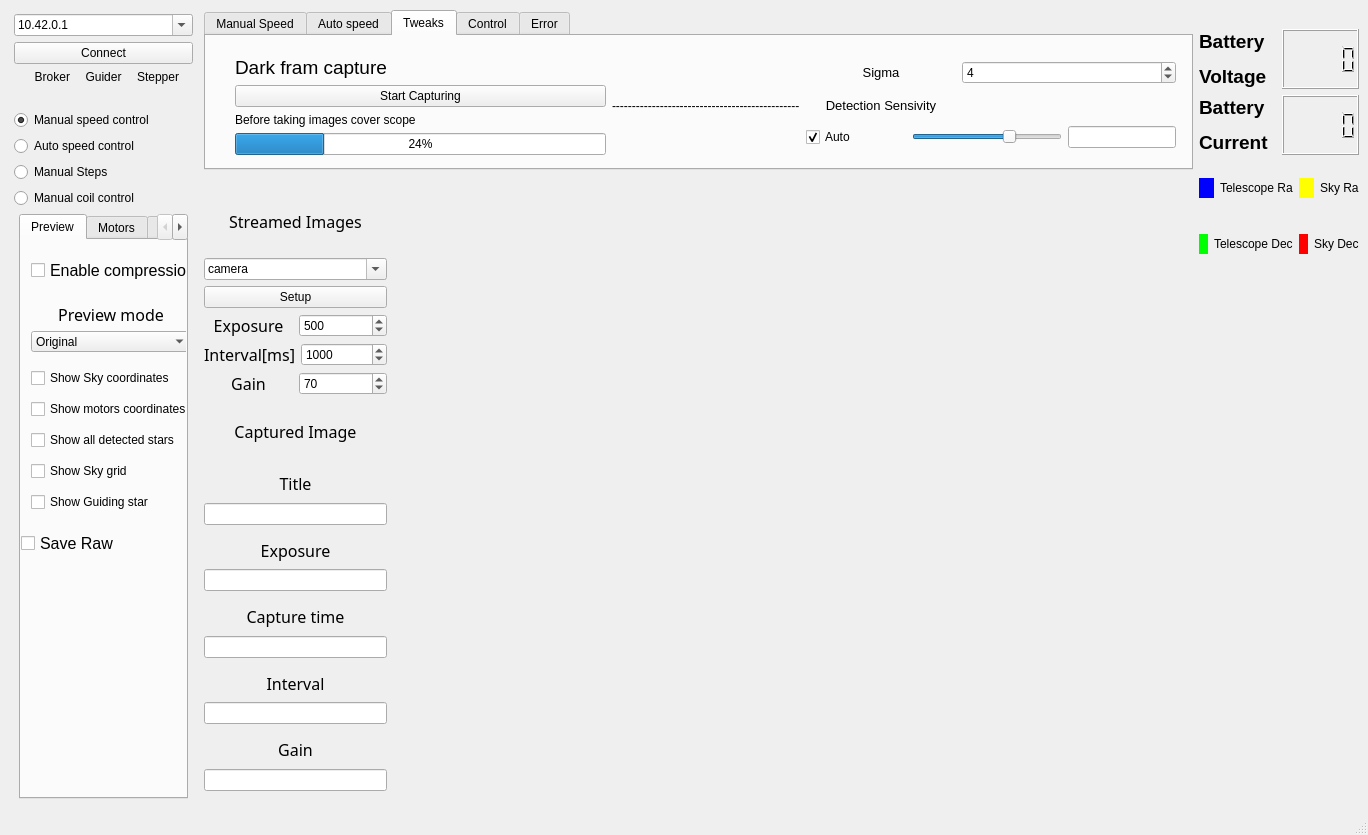
This is GUI/form.ui in Pmitrega/Telescope_Guider as Qt 5 draws it before an edit. The edited form follows.
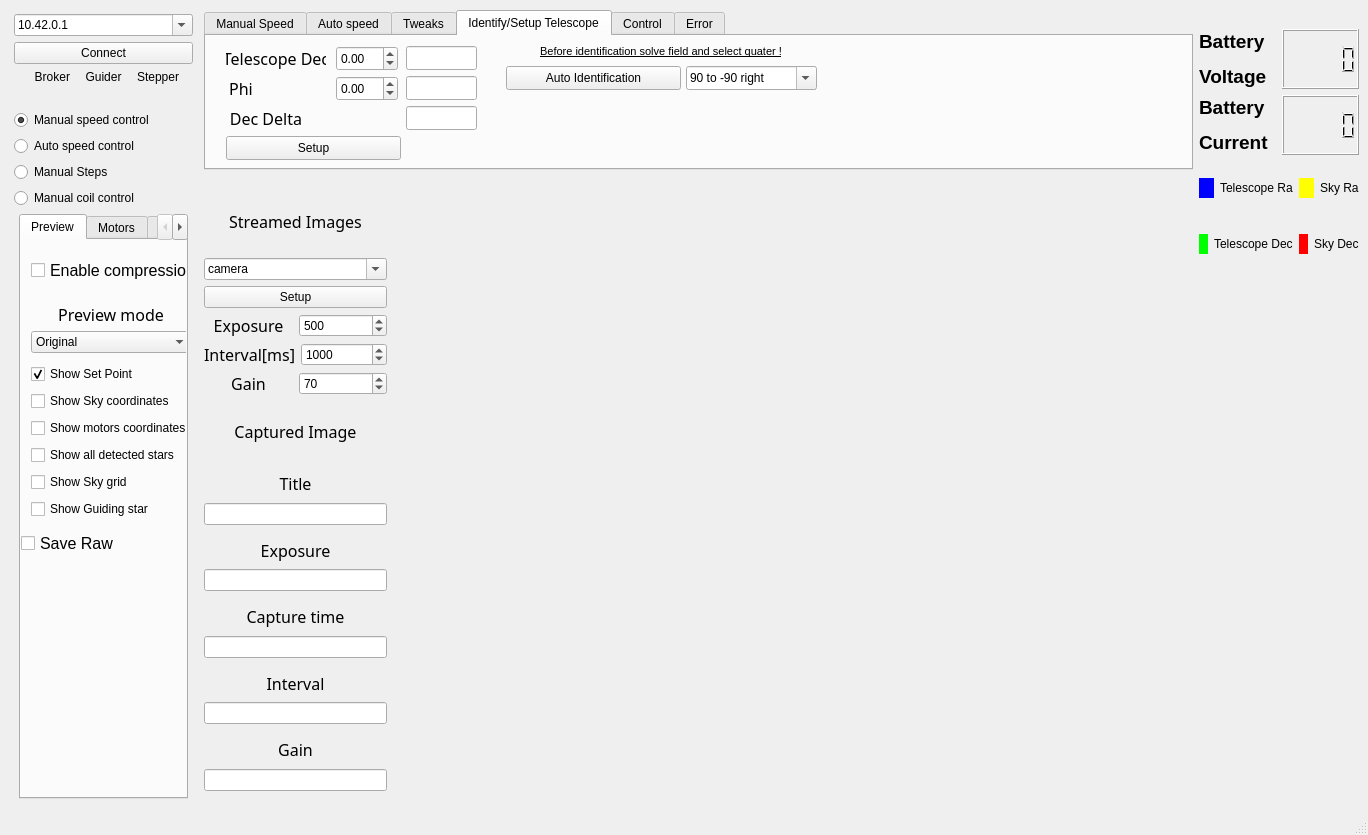
This is the edited form. The open tabs and pages were chosen to show the change. Icons and pictures are not drawn. Custom widgets are drawn as their Qt base class.

```diff
--- a/GUI/form.ui
+++ b/GUI/form.ui
@@ -547,6 +547,359 @@
           </layout>
          </widget>
         </widget>
+        <widget class="QWidget" name="tab_8">
+         <attribute name="title">
+          <string>Identify/Setup Telescope</string>
+         </attribute>
+         <widget class="QDoubleSpinBox" name="doubleSpinBox">
+          <property name="geometry">
+           <rect>
+            <x>130</x>
+            <y>10</y>
+            <width>62</width>
+            <height>25</height>
+           </rect>
+          </property>
+          <property name="minimum">
+           <double>-90.000000000000000</double>
+          </property>
+          <property name="maximum">
+           <double>90.000000000000000</double>
+          </property>
+         </widget>
+         <widget class="QLabel" name="label_55">
+          <property name="geometry">
+           <rect>
+            <x>20</x>
+            <y>10</y>
+            <width>100</width>
+            <height>25</height>
+           </rect>
+          </property>
+          <property name="sizePolicy">
+           <sizepolicy hsizetype="Fixed" vsizetype="Preferred">
+            <horstretch>0</horstretch>
+            <verstretch>0</verstretch>
+           </sizepolicy>
+          </property>
+          <property name="minimumSize">
+           <size>
+            <width>70</width>
+            <height>0</height>
+           </size>
+          </property>
+          <property name="maximumSize">
+           <size>
+            <width>100</width>
+            <height>25</height>
+           </size>
+          </property>
+          <property name="font">
+           <font>
+            <family>Segoe MDL2 Assets</family>
+            <pointsize>12</pointsize>
+           </font>
+          </property>
+          <property name="text">
+           <string>Telescope Dec</string>
+          </property>
+          <property name="alignment">
+           <set>Qt::AlignmentFlag::AlignCenter</set>
+          </property>
+         </widget>
+         <widget class="QDoubleSpinBox" name="doubleSpinBox_2">
+          <property name="geometry">
+           <rect>
+            <x>130</x>
+            <y>40</y>
+            <width>62</width>
+            <height>25</height>
+           </rect>
+          </property>
+          <property name="minimum">
+           <double>-90.000000000000000</double>
+          </property>
+          <property name="maximum">
+           <double>90.000000000000000</double>
+          </property>
+         </widget>
+         <widget class="QLabel" name="label_56">
+          <property name="geometry">
+           <rect>
+            <x>0</x>
+            <y>40</y>
+            <width>70</width>
+            <height>25</height>
+           </rect>
+          </property>
+          <property name="sizePolicy">
+           <sizepolicy hsizetype="Fixed" vsizetype="Preferred">
+            <horstretch>0</horstretch>
+            <verstretch>0</verstretch>
+           </sizepolicy>
+          </property>
+          <property name="minimumSize">
+           <size>
+            <width>70</width>
+            <height>0</height>
+           </size>
+          </property>
+          <property name="maximumSize">
+           <size>
+            <width>100</width>
+            <height>25</height>
+           </size>
+          </property>
+          <property name="font">
+           <font>
+            <family>Segoe MDL2 Assets</family>
+            <pointsize>12</pointsize>
+           </font>
+          </property>
+          <property name="text">
+           <string>Phi</string>
+          </property>
+          <property name="alignment">
+           <set>Qt::AlignmentFlag::AlignCenter</set>
+          </property>
+         </widget>
+         <widget class="QPushButton" name="pushButton_5">
+          <property name="geometry">
+           <rect>
+            <x>20</x>
+            <y>100</y>
+            <width>175</width>
+            <height>24</height>
+           </rect>
+          </property>
+          <property name="sizePolicy">
+           <sizepolicy hsizetype="Expanding" vsizetype="Fixed">
+            <horstretch>0</horstretch>
+            <verstretch>0</verstretch>
+           </sizepolicy>
+          </property>
+          <property name="maximumSize">
+           <size>
+            <width>190</width>
+            <height>16777215</height>
+           </size>
+          </property>
+          <property name="text">
+           <string>Setup</string>
+          </property>
+         </widget>
+         <widget class="QLineEdit" name="lineEdit_curr_dec">
+          <property name="geometry">
+           <rect>
+            <x>200</x>
+            <y>10</y>
+            <width>71</width>
+            <height>24</height>
+           </rect>
+          </property>
+          <property name="sizePolicy">
+           <sizepolicy hsizetype="Fixed" vsizetype="Fixed">
+            <horstretch>0</horstretch>
+            <verstretch>0</verstretch>
+           </sizepolicy>
+          </property>
+          <property name="maximumSize">
+           <size>
+            <width>200</width>
+            <height>16777215</height>
+           </size>
+          </property>
+          <property name="readOnly">
+           <bool>true</bool>
+          </property>
+         </widget>
+         <widget class="QLineEdit" name="lineEdit_curr_hr">
+          <property name="geometry">
+           <rect>
+            <x>200</x>
+            <y>40</y>
+            <width>71</width>
+            <height>24</height>
+           </rect>
+          </property>
+          <property name="sizePolicy">
+           <sizepolicy hsizetype="Fixed" vsizetype="Fixed">
+            <horstretch>0</horstretch>
+            <verstretch>0</verstretch>
+           </sizepolicy>
+          </property>
+          <property name="maximumSize">
+           <size>
+            <width>200</width>
+            <height>16777215</height>
+           </size>
+          </property>
+          <property name="readOnly">
+           <bool>true</bool>
+          </property>
+         </widget>
+         <widget class="QPushButton" name="pushButton_6">
+          <property name="geometry">
+           <rect>
+            <x>300</x>
+            <y>30</y>
+            <width>175</width>
+            <height>24</height>
+           </rect>
+          </property>
+          <property name="sizePolicy">
+           <sizepolicy hsizetype="Expanding" vsizetype="Fixed">
+            <horstretch>0</horstretch>
+            <verstretch>0</verstretch>
+           </sizepolicy>
+          </property>
+          <property name="maximumSize">
+           <size>
+            <width>190</width>
+            <height>16777215</height>
+           </size>
+          </property>
+          <property name="text">
+           <string>Auto Identification</string>
+          </property>
+         </widget>
+         <widget class="QLabel" name="label_57">
+          <property name="geometry">
+           <rect>
+            <x>280</x>
+            <y>0</y>
+            <width>350</width>
+            <height>31</height>
+           </rect>
+          </property>
+          <property name="sizePolicy">
+           <sizepolicy hsizetype="Expanding" vsizetype="Preferred">
+            <horstretch>0</horstretch>
+            <verstretch>0</verstretch>
+           </sizepolicy>
+          </property>
+          <property name="maximumSize">
+           <size>
+            <width>350</width>
+            <height>16777215</height>
+           </size>
+          </property>
+          <property name="font">
+           <font>
+            <family>Segoe UI Historic</family>
+            <pointsize>8</pointsize>
+            <underline>true</underline>
+            <fontweight>DemiBold</fontweight>
+           </font>
+          </property>
+          <property name="text">
+           <string>Before identification solve field and select quater !</string>
+          </property>
+          <property name="alignment">
+           <set>Qt::AlignmentFlag::AlignCenter</set>
+          </property>
+         </widget>
+         <widget class="QComboBox" name="comboBox_address_3">
+          <property name="geometry">
+           <rect>
+            <x>480</x>
+            <y>30</y>
+            <width>131</width>
+            <height>24</height>
+           </rect>
+          </property>
+          <property name="sizePolicy">
+           <sizepolicy hsizetype="Expanding" vsizetype="Fixed">
+            <horstretch>0</horstretch>
+            <verstretch>0</verstretch>
+           </sizepolicy>
+          </property>
+          <property name="maximumSize">
+           <size>
+            <width>200</width>
+            <height>16777215</height>
+           </size>
+          </property>
+          <property name="editable">
+           <bool>true</bool>
+          </property>
+          <item>
+           <property name="text">
+            <string>90 to -90 right</string>
+           </property>
+          </item>
+          <item>
+           <property name="text">
+            <string>90 to -90 left</string>
+           </property>
+          </item>
+         </widget>
+         <widget class="QLineEdit" name="lineEdit_curr_dec_delta">
+          <property name="geometry">
+           <rect>
+            <x>200</x>
+            <y>70</y>
+            <width>71</width>
+            <height>24</height>
+           </rect>
+          </property>
+          <property name="sizePolicy">
+           <sizepolicy hsizetype="Fixed" vsizetype="Fixed">
+            <horstretch>0</horstretch>
+            <verstretch>0</verstretch>
+           </sizepolicy>
+          </property>
+          <property name="maximumSize">
+           <size>
+            <width>200</width>
+            <height>16777215</height>
+           </size>
+          </property>
+          <property name="readOnly">
+           <bool>true</bool>
+          </property>
+         </widget>
+         <widget class="QLabel" name="label_58">
+          <property name="geometry">
+           <rect>
+            <x>10</x>
+            <y>70</y>
+            <width>100</width>
+            <height>25</height>
+           </rect>
+          </property>
+          <property name="sizePolicy">
+           <sizepolicy hsizetype="Fixed" vsizetype="Preferred">
+            <horstretch>0</horstretch>
+            <verstretch>0</verstretch>
+           </sizepolicy>
+          </property>
+          <property name="minimumSize">
+           <size>
+            <width>70</width>
+            <height>0</height>
+           </size>
+          </property>
+          <property name="maximumSize">
+           <size>
+            <width>100</width>
+            <height>25</height>
+           </size>
+          </property>
+          <property name="font">
+           <font>
+            <family>Segoe MDL2 Assets</family>
+            <pointsize>12</pointsize>
+           </font>
+          </property>
+          <property name="text">
+           <string>Dec Delta</string>
+          </property>
+          <property name="alignment">
+           <set>Qt::AlignmentFlag::AlignCenter</set>
+          </property>
+         </widget>
+        </widget>
         <widget class="QWidget" name="tab_6">
          <attribute name="title">
           <string>Control</string>
@@ -3622,7 +3975,7 @@
               <x>10</x>
               <y>60</y>
               <width>181</width>
-              <height>55</height>
+              <height>56</height>
              </rect>
             </property>
             <layout class="QVBoxLayout" name="verticalLayout_10">
@@ -3741,7 +4094,7 @@
               <x>10</x>
               <y>120</y>
               <width>181</width>
-              <height>165</height>
+              <height>168</height>
              </rect>
             </property>
             <layout class="QVBoxLayout" name="verticalLayout_16">
@@ -3751,6 +4104,28 @@
              <property name="bottomMargin">
               <number>3</number>
              </property>
+             <item>
+              <widget class="QCheckBox" name="checkBox_show_set_point">
+               <property name="sizePolicy">
+                <sizepolicy hsizetype="Fixed" vsizetype="Fixed">
+                 <horstretch>0</horstretch>
+                 <verstretch>0</verstretch>
+                </sizepolicy>
+               </property>
+               <property name="maximumSize">
+                <size>
+                 <width>160</width>
+                 <height>16777215</height>
+                </size>
+               </property>
+               <property name="text">
+                <string>Show Set Point</string>
+               </property>
+               <property name="checked">
+                <bool>true</bool>
+               </property>
+              </widget>
+             </item>
              <item>
               <widget class="QCheckBox" name="checkBox_show_sky_coo">
                <property name="sizePolicy">
```
Left out of the diff: 226 changed lines with no effect on the pictures.
